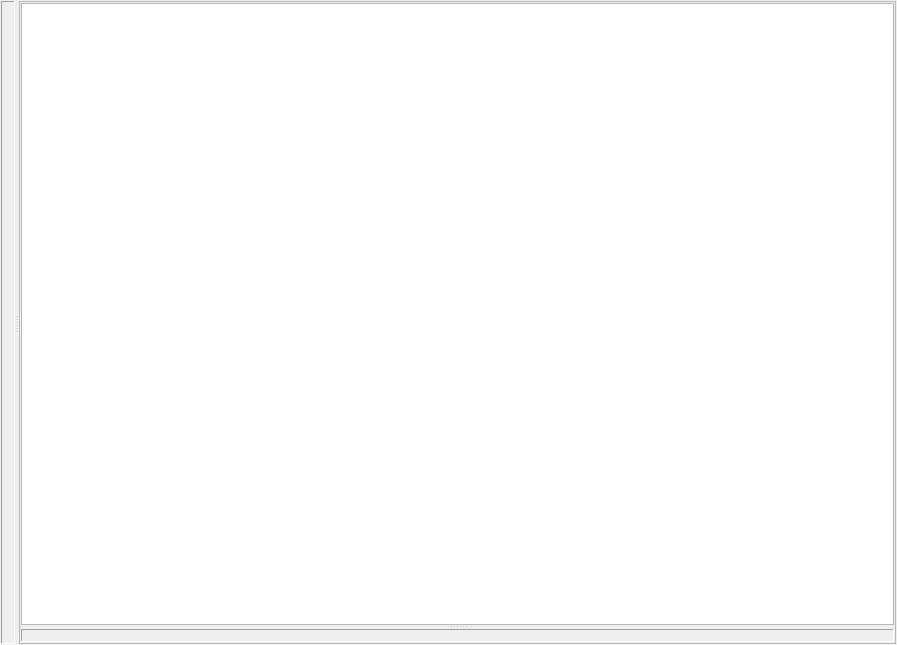
Qt form signal_analysis/visuals/channel/pulse_signal/spectr/spectrpulsevisualwidget.ui (grigp/a-analyser) before a commit.
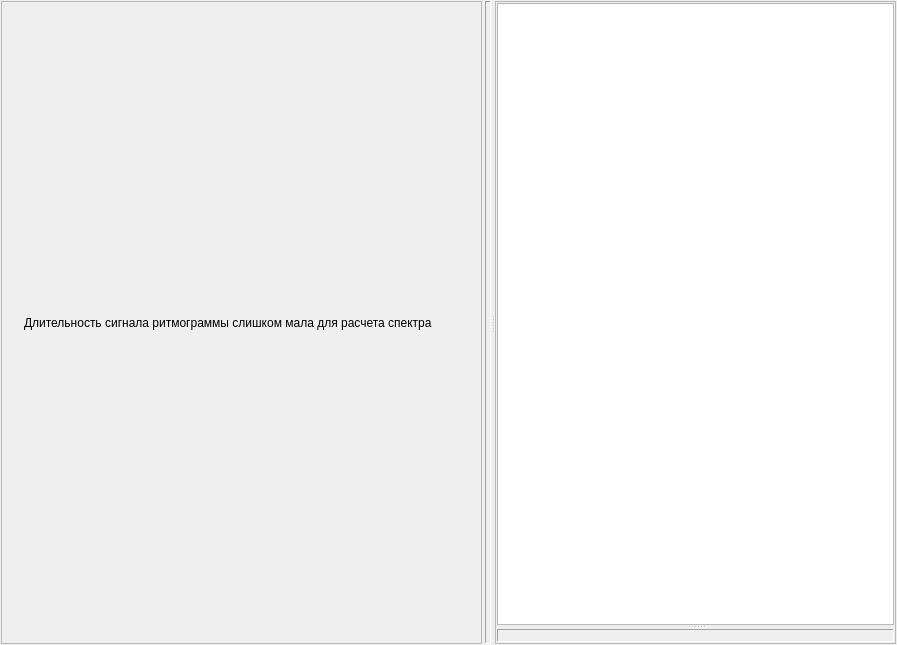
The same form after that commit. Icons and pictures are not drawn. Custom widgets are drawn as their Qt base class.

Commit message: Предупреждение при недостаточной длине сигнала пульса

What changed in the file:
```diff
--- a/signal_analysis/visuals/channel/pulse_signal/spectr/spectrpulsevisualwidget.ui
+++ b/signal_analysis/visuals/channel/pulse_signal/spectr/spectrpulsevisualwidget.ui
@@ -29,6 +29,51 @@
    <property name="bottomMargin">
     <number>1</number>
    </property>
+   <item>
+    <widget class="QFrame" name="frNoSpectr">
+     <property name="frameShape">
+      <enum>QFrame::StyledPanel</enum>
+     </property>
+     <property name="frameShadow">
+      <enum>QFrame::Raised</enum>
+     </property>
+     <layout class="QHBoxLayout" name="horizontalLayout_2">
+      <item>
+       <widget class="QLabel" name="lblNoSpectrLogo">
+        <property name="text">
+         <string/>
+        </property>
+        <property name="pixmap">
+         <pixmap resource="../../../../../kernel.qrc">:/images/Info.png</pixmap>
+        </property>
+       </widget>
+      </item>
+      <item>
+       <widget class="QLabel" name="lblNoSpectr">
+        <property name="enabled">
+         <bool>true</bool>
+        </property>
+        <property name="text">
+         <string>Длительность сигнала ритмограммы слишком мала для расчета спектра</string>
+        </property>
+       </widget>
+      </item>
+      <item>
+       <spacer name="horizontalSpacer">
+        <property name="orientation">
+         <enum>Qt::Horizontal</enum>
+        </property>
+        <property name="sizeHint" stdset="0">
+         <size>
+          <width>40</width>
+          <height>20</height>
+         </size>
+        </property>
+       </spacer>
+      </item>
+     </layout>
+    </widget>
+   </item>
    <item>
     <widget class="QSplitter" name="splVert">
      <property name="orientation">
```
Left out of the diff: 4 changed lines with no effect on the pictures. The commit also changes 2 other files.
